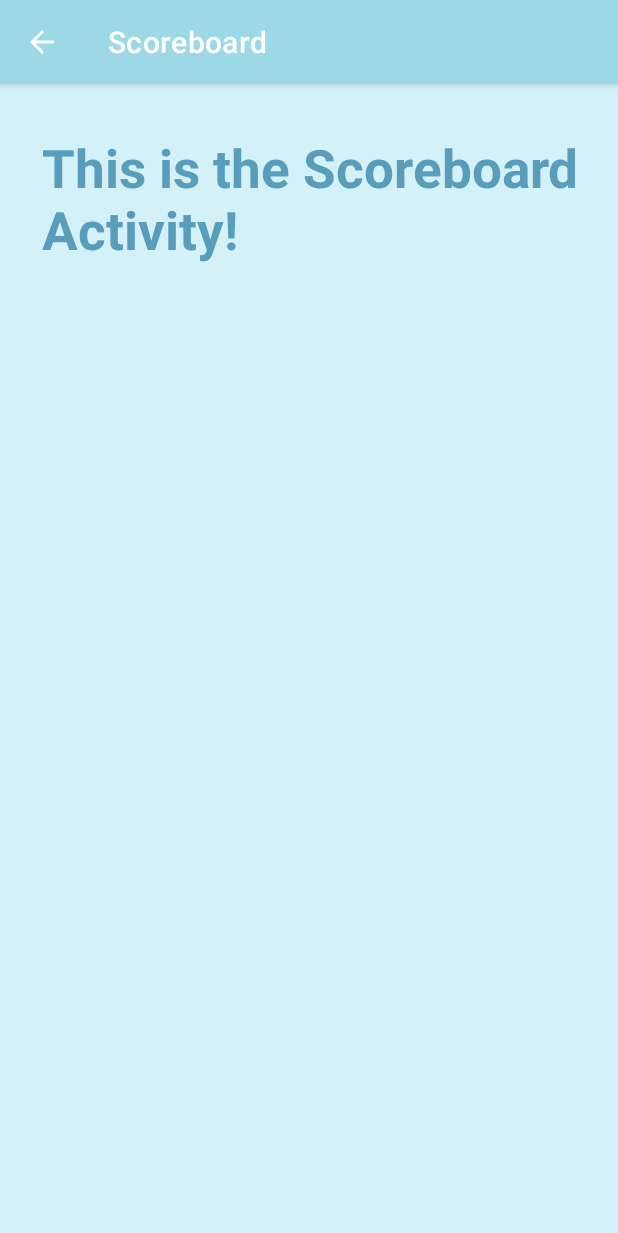
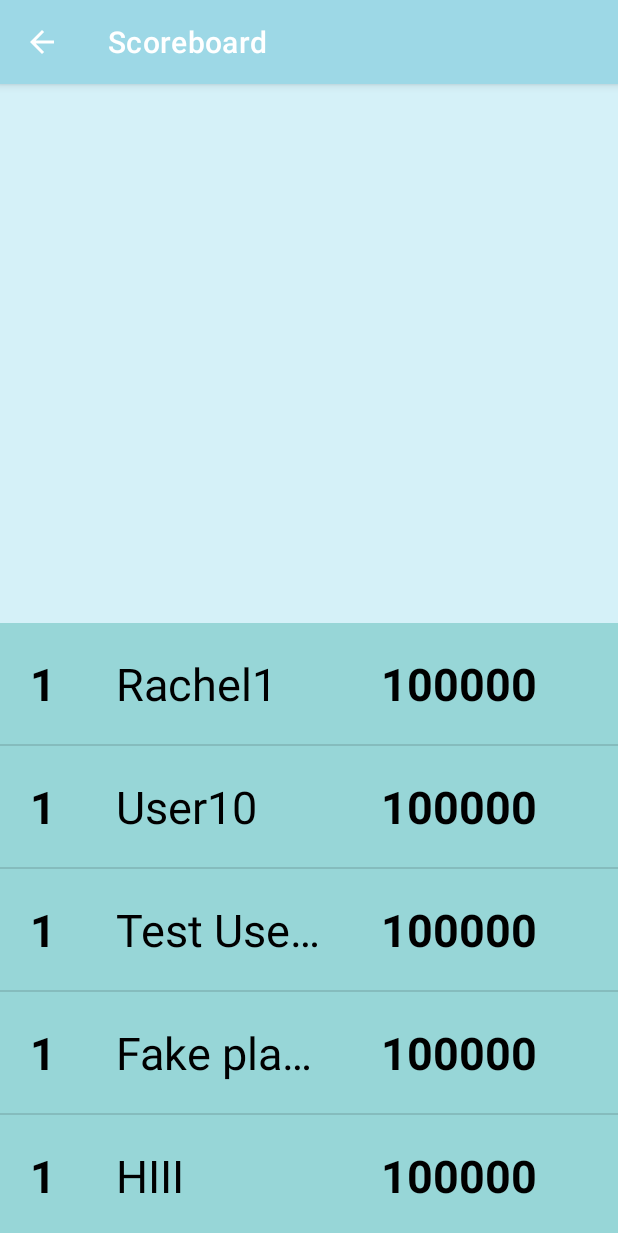
Before and after one commit to CMPUT301W23T40/CaptureTheQR, an Android app: the ScoreboardActivity screen opened directly, with no data from a screen before it, on a phone screen of 412 x 824 dp. Shown: the top 1233 px of the screen. Run offline under Robolectric (Android 15) with nearby library versions, the phone set to English and light mode, and no system bars; Roboto replaces fonts that are not available here.

Commit message:
feat: add scoreboard items (fake data)

```diff
--- a/app/src/main/java/com/cmput301w23t40/capturetheqr/ScoreboardActivity.java
+++ b/app/src/main/java/com/cmput301w23t40/capturetheqr/ScoreboardActivity.java
@@ -1,16 +1,11 @@
 package com.cmput301w23t40.capturetheqr;
 
-import android.content.Intent;
 import android.os.Bundle;
-import android.view.Menu;
 import android.view.MenuItem;
-import android.widget.Toast;
+import android.widget.ArrayAdapter;
+import android.widget.ListView;
 
-import androidx.annotation.NonNull;
 import androidx.appcompat.app.AppCompatActivity;
-import androidx.recyclerview.widget.ItemTouchHelper;
-import androidx.recyclerview.widget.LinearLayoutManager;
-import androidx.recyclerview.widget.RecyclerView;
 
 import java.util.ArrayList;
 
@@ -18,6 +13,12 @@ import java.util.ArrayList;
  * This class defines the UI page for the QR Code Library
  */
 public class ScoreboardActivity extends AppCompatActivity {
+
+    private ListView listView;
+    private ArrayList<Player> playerList;
+    private ArrayAdapter<Player> playerAdapter;
+    private Player playerSelected = null;
+
 
     /**
      * override Activity onCreate method
@@ -29,6 +30,17 @@ public class ScoreboardActivity extends AppCompatActivity {
         setContentView(R.layout.activity_score);
 
         getSupportActionBar().setDisplayHomeAsUpEnabled(true);
+
+        String[] username = {"Rachel1", "User10", "Test Username", "Fake player", "HIII"};
+        playerList = new ArrayList<Player>();
+
+        for (int i=0; i<username.length; i++) {
+            playerList.add(new Player(username[i], "10000", "FAKE DEVICE"));
+        }
+
+        listView = findViewById(R.id.ltvw_ranks);
+        playerAdapter = new ScoreboardList(this, playerList);
+        listView.setAdapter(playerAdapter);
     }
 
     /**
--- /dev/null
+++ b/app/src/main/java/com/cmput301w23t40/capturetheqr/ScoreboardList.java
@@ -0,0 +1,42 @@
+package com.cmput301w23t40.capturetheqr;
+
+import android.content.Context;
+import android.view.LayoutInflater;
+import android.view.View;
+import android.view.ViewGroup;
+import android.widget.ArrayAdapter;
+import android.widget.TextView;
+
+import androidx.annotation.NonNull;
+import androidx.annotation.Nullable;
+
+import java.util.ArrayList;
+
+public class ScoreboardList extends ArrayAdapter<Player> {
+
+    private ArrayList<Player> players;
+    private Context context;
+
+    public ScoreboardList(Context context, ArrayList<Player> players) {
+        super(context,0,players);
+        this.players = players;
+        this.context = context;
+    }
+
+    @NonNull
+    @Override
+    public View getView(int position, @Nullable View convertView, @NonNull ViewGroup parent) {
+        View view = convertView;
+        if(view == null){
+            view = LayoutInflater.from(context).inflate(R.layout.content, parent,false);
+        }
+        Player player = players.get(position);
+        TextView rankText = view.findViewById(R.id.txtvw_rank);
+        TextView playerText = view.findViewById(R.id.txtvw_player);
+        TextView scoreText = view.findViewById(R.id.txtvw_score);
+        rankText.setText("1");
+        playerText.setText(player.getUsername());
+        scoreText.setText("100000");
+        return view;
+    }
+}
--- a/app/src/main/res/layout/activity_score.xml
+++ b/app/src/main/res/layout/activity_score.xml
@@ -6,18 +6,28 @@
     android:layout_height="match_parent"
     tools:context=".ScoreboardActivity">
 
-    <TextView
-        android:layout_width="wrap_content"
-        android:layout_height="wrap_content"
-        android:layout_marginStart="28dp"
-        android:layout_marginTop="32dp"
-        android:fontFamily="sans-serif"
-        android:textColor="@color/med_blue"
-        android:textSize="35dp"
-        android:textStyle="bold"
-        android:text="This is the Scoreboard Activity!"
-        app:layout_constraintStart_toStartOf="parent"
-        app:layout_constraintTop_toTopOf="parent" />
+<!--    <TextView-->
+<!--        android:layout_width="wrap_content"-->
+<!--        android:layout_height="wrap_content"-->
+<!--        android:layout_marginStart="28dp"-->
+<!--        android:layout_marginTop="32dp"-->
+<!--        android:fontFamily="sans-serif"-->
+<!--        android:textColor="@color/med_blue"-->
+<!--        android:textSize="35dp"-->
+<!--        android:textStyle="bold"-->
+<!--        android:text="This is the Scoreboard Activity!"-->
+<!--        app:layout_constraintStart_toStartOf="parent"-->
+<!--        app:layout_constraintTop_toTopOf="parent" />-->
+
+    <ListView
+        android:id="@+id/ltvw_ranks"
+        android:layout_width="match_parent"
+        android:layout_height="0dp"
+        android:layout_weight="1"
+        android:background="#663BACA5"
+        app:layout_constraintBottom_toBottomOf="parent"
+        app:layout_constraintEnd_toEndOf="parent"
+        app:layout_constraintStart_toStartOf="parent" />
 
 
 </androidx.constraintlayout.widget.ConstraintLayout>
--- /dev/null
+++ b/app/src/main/res/layout/content.xml
@@ -0,0 +1,42 @@
+<?xml version="1.0" encoding="utf-8"?>
+<LinearLayout
+    xmlns:android="http://schemas.android.com/apk/res/android"
+    android:layout_width="match_parent"
+    android:layout_height="wrap_content"
+    android:orientation="horizontal">
+    <TextView
+        android:id="@+id/txtvw_rank"
+        android:padding="20dp"
+        android:textSize="30sp"
+        android:text=""
+        android:textStyle="bold"
+        android:textColor="@color/black"
+        android:maxLines="1"
+        android:layout_width="wrap_content"
+        android:layout_height="wrap_content">
+    </TextView>
+    <TextView
+        android:id="@+id/txtvw_player"
+        android:padding="20dp"
+        android:textSize="30sp"
+        android:text=""
+        android:ems="5"
+        android:textColor="@color/black"
+        android:ellipsize="end"
+        android:maxLines="1"
+        android:layout_width="wrap_content"
+        android:layout_height="wrap_content">
+    </TextView>
+    <TextView
+        android:id="@+id/txtvw_score"
+        android:padding="20dp"
+        android:textSize="30sp"
+        android:text=""
+        android:textStyle="bold"
+        android:textColor="@color/black"
+        android:maxLines="1"
+        android:layout_width="wrap_content"
+        android:layout_height="wrap_content">
+    </TextView>
+
+</LinearLayout>
```
